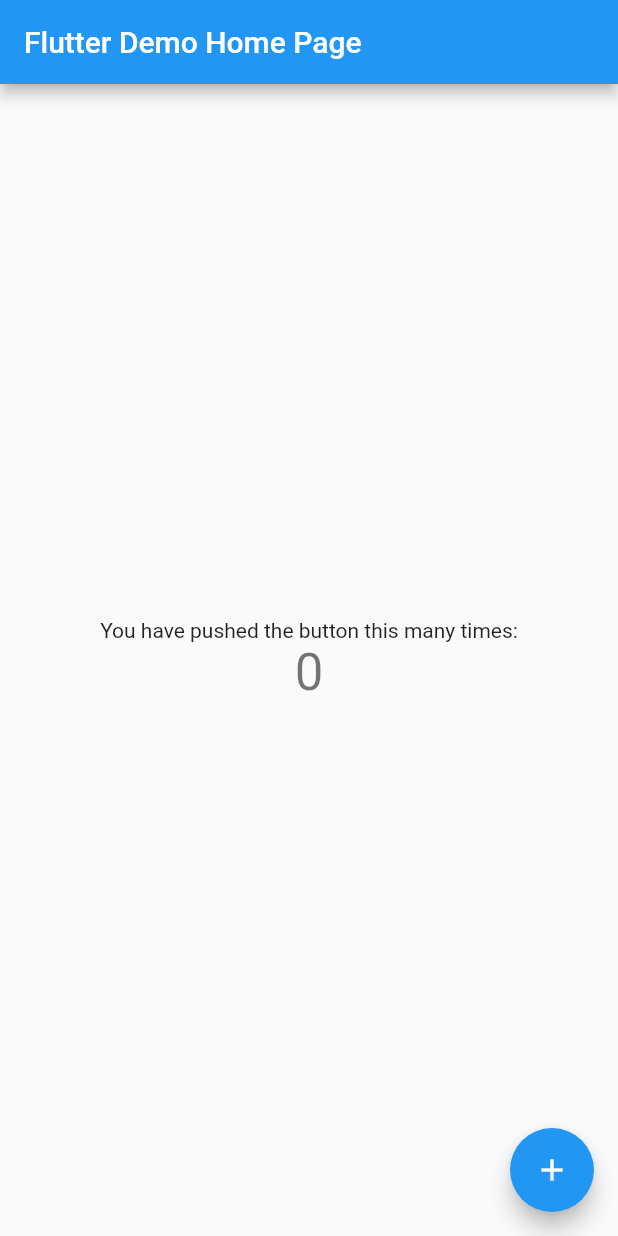
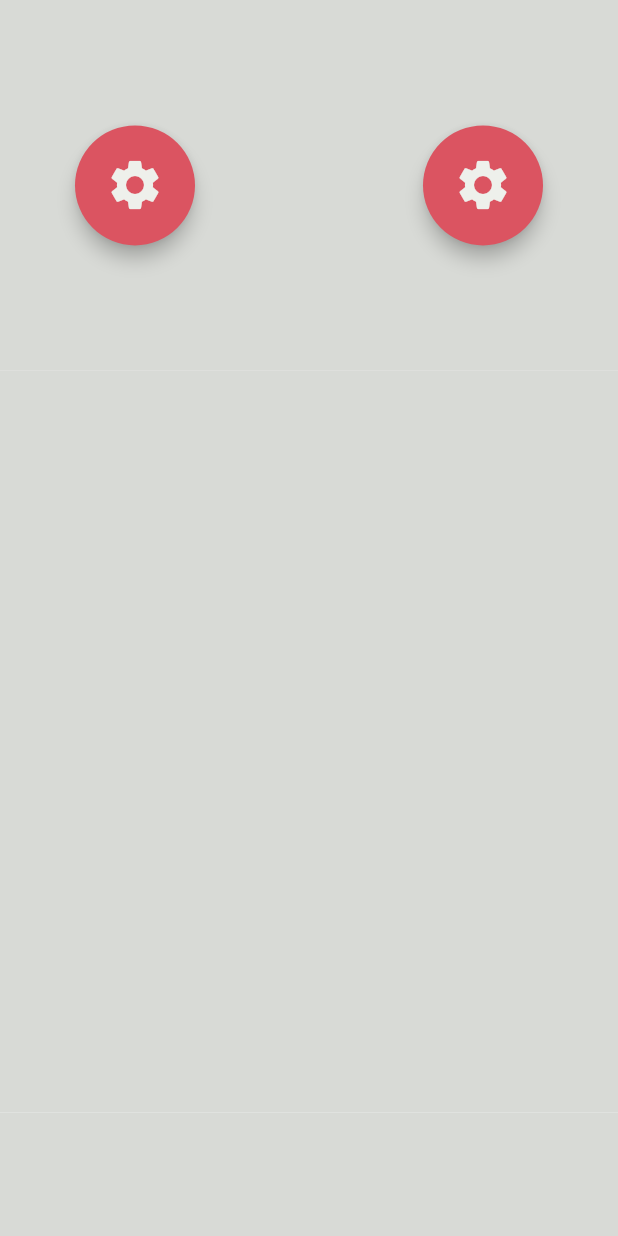
Before and after one commit to mattdbarnett/activito-app, a Flutter app: the screen it shows after launch, on a phone screen of 412 x 824 dp. Run offline on Flutter 3.47's test engine with Material 2 defaults, Android fonts, the phone set to English and light mode, and no system bars.

Commit message:
Added page files and example buttons on home page

```diff
--- /dev/null
+++ b/lib/classes/colours.dart
@@ -0,0 +1,11 @@
+import 'package:flutter/material.dart';
+
+class HistColours {
+
+  static const Color cText = Color(0xFFEEF0EB);
+  static const Color cHighlight = Color(0xFFDB5461);
+  static const Color cBack = Color(0xFFD8DAD6);
+  static const Color cForward = Color(0xFF686963);
+
+
+}
--- a/lib/main.dart
+++ b/lib/main.dart
@@ -1,4 +1,5 @@
 import 'package:flutter/material.dart';
+import 'package:history_logging_app/pages/home.dart';
 
 void main() {
   runApp(const MyApp());
@@ -7,109 +8,14 @@ void main() {
 class MyApp extends StatelessWidget {
   const MyApp({Key? key}) : super(key: key);
 
-  // This widget is the root of your application.
   @override
   Widget build(BuildContext context) {
     return MaterialApp(
       title: 'Flutter Demo',
       theme: ThemeData(
-        // This is the theme of your application.
-        //
-        // Try running your application with "flutter run". You'll see the
-        // application has a blue toolbar. Then, without quitting the app, try
-        // changing the primarySwatch below to Colors.green and then invoke
-        // "hot reload" (press "r" in the console where you ran "flutter run",
-        // or simply save your changes to "hot reload" in a Flutter IDE).
-        // Notice that the counter didn't reset back to zero; the application
-        // is not restarted.
         primarySwatch: Colors.blue,
       ),
-      home: const MyHomePage(title: 'Flutter Demo Home Page'),
+      home: const HistoryHome(),
     );
   }
 }
-
-class MyHomePage extends StatefulWidget {
-  const MyHomePage({Key? key, required this.title}) : super(key: key);
-
-  // This widget is the home page of your application. It is stateful, meaning
-  // that it has a State object (defined below) that contains fields that affect
-  // how it looks.
-
-  // This class is the configuration for the state. It holds the values (in this
-  // case the title) provided by the parent (in this case the App widget) and
-  // used by the build method of the State. Fields in a Widget subclass are
-  // always marked "final".
-
-  final String title;
-
-  @override
-  State<MyHomePage> createState() => _MyHomePageState();
-}
-
-class _MyHomePageState extends State<MyHomePage> {
-  int _counter = 0;
-
-  void _incrementCounter() {
-    setState(() {
-      // This call to setState tells the Flutter framework that something has
-      // changed in this State, which causes it to rerun the build method below
-      // so that the display can reflect the updated values. If we changed
-      // _counter without calling setState(), then the build method would not be
-      // called again, and so nothing would appear to happen.
-      _counter++;
-    });
-  }
-
-  @override
-  Widget build(BuildContext context) {
-    // This method is rerun every time setState is called, for instance as done
-    // by the _incrementCounter method above.
-    //
-    // The Flutter framework has been optimized to make rerunning build methods
-    // fast, so that you can just rebuild anything that needs updating rather
-    // than having to individually change instances of widgets.
-    return Scaffold(
-      appBar: AppBar(
-        // Here we take the value from the MyHomePage object that was created by
-        // the App.build method, and use it to set our appbar title.
-        title: Text(widget.title),
-      ),
-      body: Center(
-        // Center is a layout widget. It takes a single child and positions it
-        // in the middle of the parent.
-        child: Column(
-          // Column is also a layout widget. It takes a list of children and
-          // arranges them vertically. By default, it sizes itself to fit its
-          // children horizontally, and tries to be as tall as its parent.
-          //
-          // Invoke "debug painting" (press "p" in the console, choose the
-          // "Toggle Debug Paint" action from the Flutter Inspector in Android
-          // Studio, or the "Toggle Debug Paint" command in Visual Studio Code)
-          // to see the wireframe for each widget.
-          //
-          // Column has various properties to control how it sizes itself and
-          // how it positions its children. Here we use mainAxisAlignment to
-          // center the children vertically; the main axis here is the vertical
-          // axis because Columns are vertical (the cross axis would be
-          // horizontal).
-          mainAxisAlignment: MainAxisAlignment.center,
-          children: <Widget>[
-            const Text(
-              'You have pushed the button this many times:',
-            ),
-            Text(
-              '$_counter',
-              style: Theme.of(context).textTheme.headline4,
-            ),
-          ],
-        ),
-      ),
-      floatingActionButton: FloatingActionButton(
-        onPressed: _incrementCounter,
-        tooltip: 'Increment',
-        child: const Icon(Icons.add),
-      ), // This trailing comma makes auto-formatting nicer for build methods.
-    );
-  }
-}
--- /dev/null
+++ b/lib/pages/home.dart
@@ -0,0 +1,73 @@
+
+import 'package:flutter/material.dart';
+import 'package:history_logging_app/classes/colours.dart';
+
+class HistoryHome extends StatefulWidget {
+  const HistoryHome ({Key? key}) : super(key: key);
+
+  @override
+  State<HistoryHome> createState() => _HistoryHomeState();
+}
+
+class _HistoryHomeState extends State<HistoryHome> {
+  @override
+  Widget build(BuildContext context) {
+    //double screenWidth = MediaQuery.of(context).size.width;
+    double screenHeight = MediaQuery.of(context).size.height;
+    return Scaffold(
+      body: Column(
+        children: [
+          Container(
+            padding: const EdgeInsets.only(
+              left: 50,
+              right: 50,
+            ),
+            color: HistColours.cBack,
+            height: screenHeight * 0.3,
+            child: Row(
+              children: [
+                TextButton(
+                  style: TextButton.styleFrom(
+                    backgroundColor: HistColours.cHighlight,
+                    elevation: 5,
+                    fixedSize: const Size.fromRadius(40),
+                    shape: const CircleBorder(),
+                  ),
+                  onPressed: () {},
+                  child: const Icon(
+                    Icons.settings,
+                    size: 40,
+                    color: HistColours.cText,
+                  ),
+                ),
+                const Spacer(),
+                TextButton(
+                  style: TextButton.styleFrom(
+                    backgroundColor: HistColours.cHighlight,
+                    elevation: 5,
+                    fixedSize: const Size.fromRadius(40),
+                    shape: const CircleBorder(),
+                  ),
+                  onPressed: () {},
+                  child: const Icon(
+                    Icons.settings,
+                    size: 40,
+                    color: HistColours.cText,
+                  ),
+                ),
+              ],
+            )
+          ),
+          Container(
+            color:  HistColours.cBack,
+            height: screenHeight * 0.6,
+          ),
+          Container(
+            color: HistColours.cBack,
+            height: screenHeight * 0.1,
+          ),
+        ],
+      ),
+    );
+  }
+}
```
Also changed, not shown: lib/classes/record.dart (added), lib/pages/additions.dart (added), lib/pages/recordlist.dart (added), lib/pages/settings.dart (added), 1 other file.
